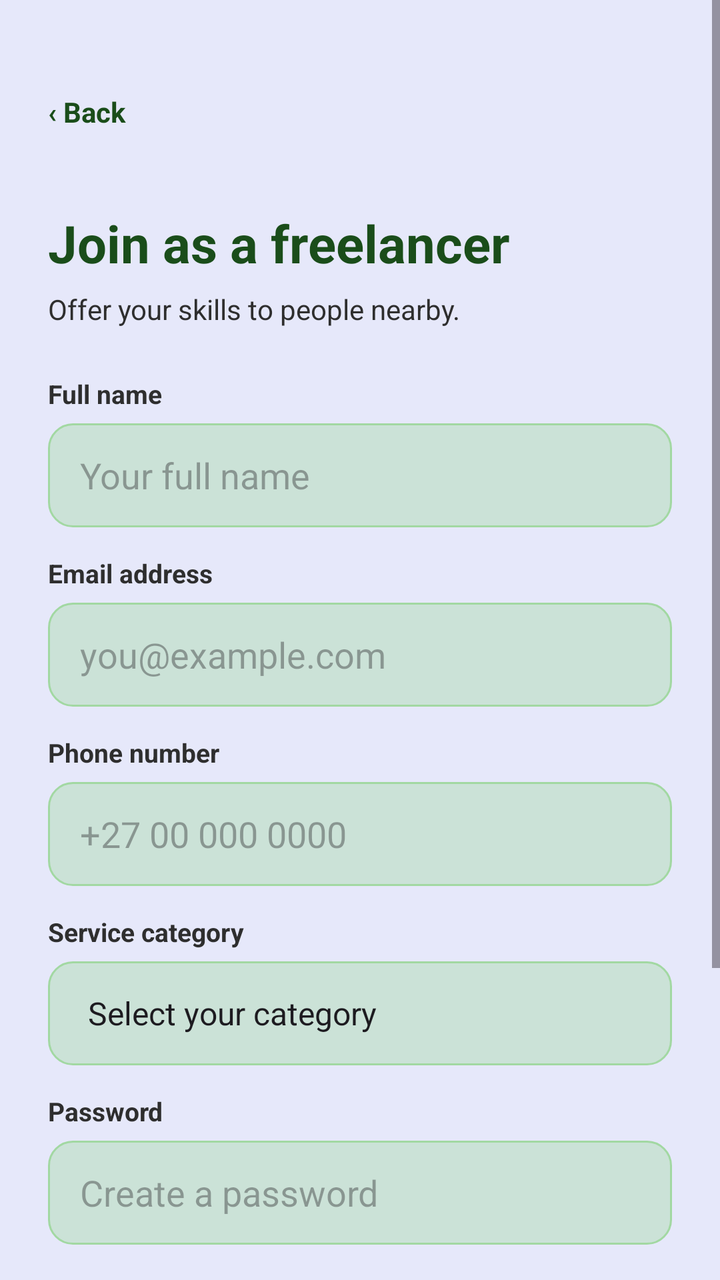
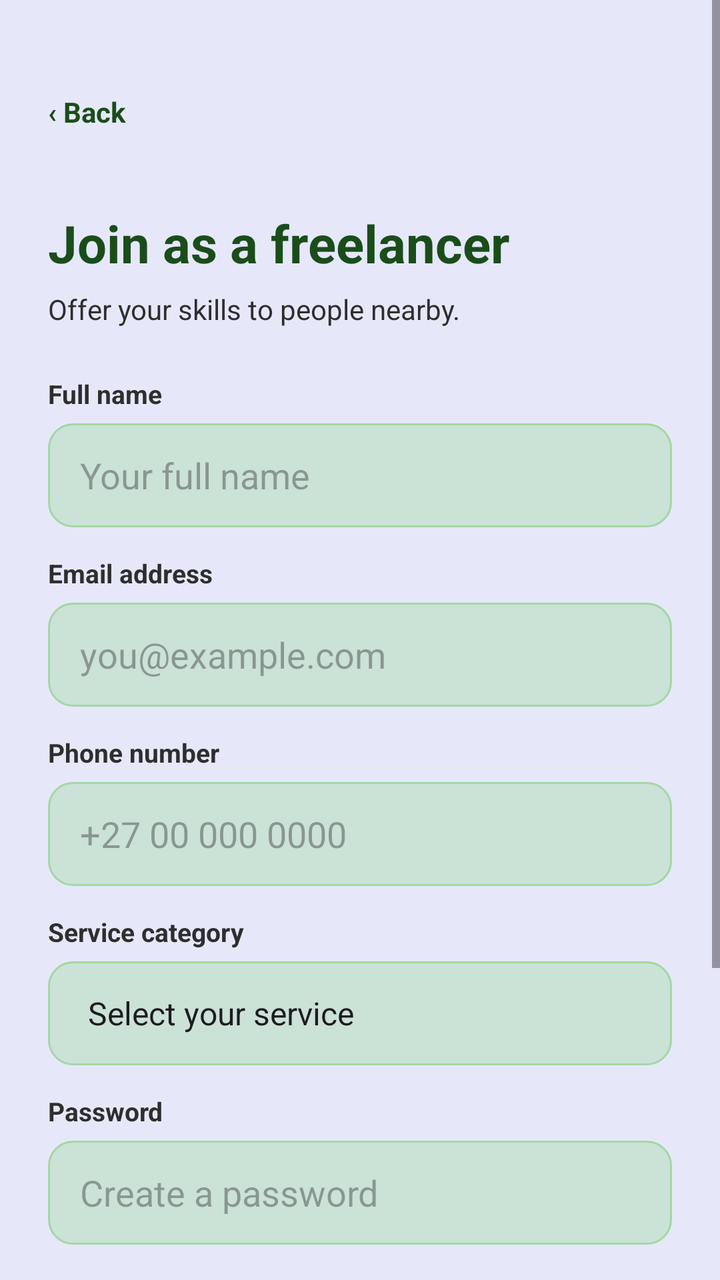

Screens rendered from an Android XML layout before and after an edit, with the pre-edit source and the edit as a unified diff.
<!-- AndroidManifest.xml: application theme Theme.GeoConnect -->
<!-- res/layout/activity_freelancer_signup.xml -->
<?xml version="1.0" encoding="utf-8"?>
<ScrollView
    xmlns:android="http://schemas.android.com/apk/res/android"
    android:id="@+id/main"
    android:layout_width="match_parent"
    android:layout_height="match_parent"
    android:background="@color/glitter">

    <LinearLayout
        android:layout_width="match_parent"
        android:layout_height="wrap_content"
        android:orientation="vertical"
        android:padding="24dp">

        <TextView
            android:id="@+id/tvBack"
            android:layout_width="wrap_content"
            android:layout_height="wrap_content"
            android:text="‹ Back"
            android:textColor="@color/forest_green"
            android:textSize="14sp"
            android:textStyle="bold"
            android:layout_marginTop="8dp"
            android:gravity="center_vertical"
            android:clickable="true"
            android:focusable="true"
            android:minHeight="48dp"
            android:minWidth="48dp" />

        <TextView
            android:layout_width="wrap_content"
            android:layout_height="wrap_content"
            android:text="Join as a freelancer"
            android:textColor="@color/forest_green"
            android:textSize="26sp"
            android:textStyle="bold"
            android:layout_marginTop="24dp" />

        <TextView
            android:layout_width="wrap_content"
            android:layout_height="wrap_content"
            android:text="Offer your skills to people nearby."
            android:textColor="@color/black"
            android:textSize="14sp"
            android:layout_marginTop="6dp" />

        <TextView
            android:layout_width="wrap_content"
            android:layout_height="wrap_content"
            android:text="Full name"
            android:textColor="@color/black"
            android:textSize="13sp"
            android:textStyle="bold"
            android:layout_marginTop="24dp" />

        <EditText
            android:id="@+id/etFullName"
            android:layout_width="match_parent"
            android:layout_height="52dp"
            android:layout_marginTop="6dp"
            android:background="@drawable/bg_input"
            android:hint="Your full name"
            android:inputType="textPersonName"
            android:paddingStart="16dp"
            android:paddingEnd="16dp"
            android:textColor="@color/black" />

        <TextView
            android:layout_width="wrap_content"
            android:layout_height="wrap_content"
            android:text="Email address"
            android:textColor="@color/black"
            android:textSize="13sp"
            android:textStyle="bold"
            android:layout_marginTop="14dp" />

        <EditText
            android:id="@+id/etEmail"
            android:layout_width="match_parent"
            android:layout_height="52dp"
            android:layout_marginTop="6dp"
            android:background="@drawable/bg_input"
            android:hint="you@example.com"
            android:inputType="textEmailAddress"
            android:paddingStart="16dp"
            android:paddingEnd="16dp"
            android:textColor="@color/black" />

        <TextView
            android:layout_width="wrap_content"
            android:layout_height="wrap_content"
            android:text="Phone number"
            android:textColor="@color/black"
            android:textSize="13sp"
            android:textStyle="bold"
            android:layout_marginTop="14dp" />

        <EditText
            android:id="@+id/etPhone"
            android:layout_width="match_parent"
            android:layout_height="52dp"
            android:layout_marginTop="6dp"
            android:background="@drawable/bg_input"
            android:hint="+27 00 000 0000"
            android:inputType="phone"
            android:paddingStart="16dp"
            android:paddingEnd="16dp"
            android:textColor="@color/black" />

        <TextView
            android:layout_width="wrap_content"
            android:layout_height="wrap_content"
            android:text="Service category"
            android:textColor="@color/black"
            android:textSize="13sp"
            android:textStyle="bold"
            android:layout_marginTop="14dp" />

        <Spinner
            android:id="@+id/spCategory"
            android:layout_width="match_parent"
            android:layout_height="52dp"
            android:layout_marginTop="6dp"
            android:background="@drawable/bg_input"
            android:paddingStart="12dp"
            android:paddingEnd="12dp"
            android:entries="@array/business_categories_array" />

        <TextView
            android:layout_width="wrap_content"
            android:layout_height="wrap_content"
            android:text="Password"
            android:textColor="@color/black"
            android:textSize="13sp"
            android:textStyle="bold"
            android:layout_marginTop="14dp" />

        <EditText
            android:id="@+id/etPassword"
            android:layout_width="match_parent"
            android:layout_height="52dp"
            android:layout_marginTop="6dp"
            android:background="@drawable/bg_input"
            android:hint="Create a password"
            android:inputType="textPassword"
            android:paddingStart="16dp"
            android:paddingEnd="16dp"
            android:textColor="@color/black" />

        <CheckBox
            android:id="@+id/cbTerms"
            android:layout_width="match_parent"
            android:layout_height="wrap_content"
            android:layout_marginTop="16dp"
            android:text="I agree to the Terms of Service and Privacy Policy"
            android:textSize="12sp"
            android:textColor="@color/black"
            android:buttonTint="@color/forest_green" />

        <Button
            android:id="@+id/btnCreateAccount"
            android:layout_width="match_parent"
            android:layout_height="52dp"
            android:layout_marginTop="16dp"
            android:backgroundTint="@color/forest_green"
            android:text="Create freelancer account"
            android:textColor="@color/glitter"
            android:textAllCaps="false" />

        <TextView
            android:id="@+id/tvSignIn"
            android:layout_width="match_parent"
            android:layout_height="wrap_content"
            android:text="Already have an account? Sign in"
            android:textColor="@color/forest_green"
            android:textSize="13sp"
            android:textStyle="bold"
            android:gravity="center"
            android:layout_marginTop="20dp"
            android:clickable="true"
            android:focusable="true"
            android:minHeight="48dp"
            android:minWidth="48dp" />

    </LinearLayout>

</ScrollView>
<!-- resources referenced by this layout -->
<resources>
  <string-array name="business_categories_array">
          <item>Select your category</item>
          <item>Retail &amp; FMCG</item>
          <item>Renewable Energy &amp; Back-up Power Solutions</item>
          <item>Food, Hospitality &amp; Catering</item>
          <item>Professional &amp; Digital Services</item>
          <item>Logistics, Delivery &amp; Transportation</item>
          <item>Personal &amp; Property Maintenance Services</item>
      </string-array>
  <color name="black">#2E2E2E</color>
  <color name="forest_green">#1A4D1A</color>
  <color name="glitter">#E6E8FA</color>
  <!-- drawable bg_input (drawable) -->
  <?xml version="1.0" encoding="utf-8"?>
      <shape xmlns:android="http://schemas.android.com/apk/res/android">
          <solid android:color="#66A2D8A2" />
          <stroke android:width="1dp" android:color="@color/sage_green" />
          <corners android:radius="12dp" />
      </shape>
  <style name="Theme.GeoConnect" parent="Base.Theme.GeoConnect" />
  <color name="sage_green">#A2D8A2</color>
  <style name="Base.Theme.GeoConnect" parent="Theme.Material3.DayNight.NoActionBar">
          
          
      </style>
</resources>

<!-- the commit's change to res/layout/activity_freelancer_signup.xml (unified diff, before → after) -->
@@ -124,7 +124,7 @@
             android:background="@drawable/bg_input"
             android:paddingStart="12dp"
             android:paddingEnd="12dp"
-            android:entries="@array/business_categories_array" />
+            android:entries="@array/service_categories" />
 
         <TextView
             android:layout_width="wrap_content"
<!-- resource entries referenced after the edit -->
@@ -1,13 +1,14 @@
 <!-- resources referenced by this layout -->
 <resources>
-  <string-array name="business_categories_array">
-          <item>Select your category</item>
-          <item>Retail &amp; FMCG</item>
-          <item>Renewable Energy &amp; Back-up Power Solutions</item>
-          <item>Food, Hospitality &amp; Catering</item>
-          <item>Professional &amp; Digital Services</item>
-          <item>Logistics, Delivery &amp; Transportation</item>
-          <item>Personal &amp; Property Maintenance Services</item>
+  <string-array name="service_categories">
+          <item>Select your service</item>
+          <item>Photography</item>
+          <item>Cleaning</item>
+          <item>Plumbing</item>
+          <item>Tutoring</item>
+          <item>Graphic design</item>
+          <item>Catering</item>
+          <item>Other</item>
       </string-array>
   <color name="black">#2E2E2E</color>
   <color name="forest_green">#1A4D1A</color>
